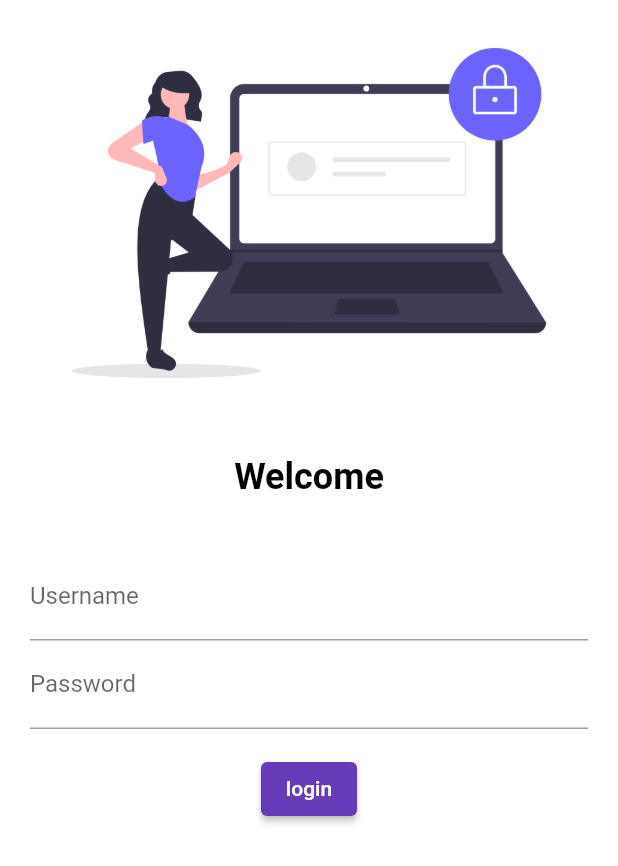
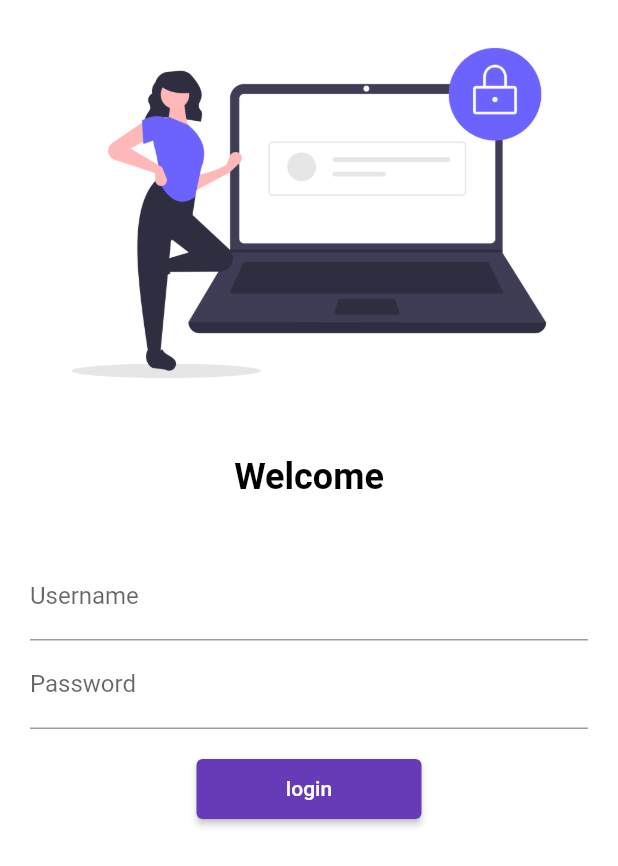
Before and after one commit to roshniverma21/Catalog_App_Flutter, a Flutter app: the screen it shows after launch, on a phone screen of 412 x 824 dp. Shown: the top 866 px of the screen. Run offline on Flutter 3.47's test engine with Material 2 defaults, Android fonts, the phone set to English and light mode, and no system bars; our stand-ins replace google_fonts.

Commit message:
[Roshni] Responsivenes and Navigator

```diff
--- a/lib/main.dart
+++ b/lib/main.dart
@@ -1,6 +1,7 @@
 import 'package:flutter/material.dart';
 import 'package:flutter_application_1/pages/home_page.dart';
 import 'package:flutter_application_1/pages/login_page.dart';
+import 'package:flutter_application_1/utils/routes.dart';
 import 'package:google_fonts/google_fonts.dart';
 
 void main() {
@@ -38,8 +39,8 @@ class MyApp extends StatelessWidget {
       // },
       initialRoute: "/login",
       routes: {
-        "/": (context) => const HomePage(),
-        "/login": (context) => const LoginPage()
+        MyRoute.homeRoute: (context) => const HomePage(),
+        MyRoute.loginRoute: (context) => const LoginPage()
       },
     );
   }
--- a/lib/pages/login_page.dart
+++ b/lib/pages/login_page.dart
@@ -1,4 +1,5 @@
 import 'package:flutter/material.dart';
+import 'package:flutter_application_1/utils/routes.dart';
 
 class LoginPage extends StatelessWidget {
   const LoginPage({super.key});
@@ -15,6 +16,7 @@ class LoginPage extends StatelessWidget {
       //     textScaleFactor: 2.0,//to increase the text size by double
       // ),
       color: Colors.white,
+      child: SingleChildScrollView(
         child: Column(
           children: [
             Image.asset("assets/images/login_page.png", fit: BoxFit.cover),
@@ -39,7 +41,8 @@ class LoginPage extends StatelessWidget {
             const SizedBox(height: 20),
 
             Padding(
-            padding: const EdgeInsets.symmetric(vertical: 16.0, horizontal: 20),
+              padding:
+                  const EdgeInsets.symmetric(vertical: 16.0, horizontal: 20),
               child: Column(children: [
                 TextFormField(
                   decoration: const InputDecoration(
@@ -55,12 +58,14 @@ class LoginPage extends StatelessWidget {
 
             ElevatedButton(
               child: Text("login"),
-            style: TextButton.styleFrom(),
+              style: TextButton.styleFrom(minimumSize: Size(150, 40)),
               onPressed: () {
+                Navigator.pushNamed(context, MyRoute.homeRoute);
               },
             )
           ],
         ),
+      ),
     );
   }
 }
--- /dev/null
+++ b/lib/utils/routes.dart
@@ -0,0 +1,7 @@
+class MyRoute {
+  static String loginRoute =
+      "/login"; //static is whose object is made once or iska object banane ki zarurat nhi toh hum har bar object banate hai toh memory use hoti hai yaha sirf ek hi bar memory use hogi
+  static String homeRoute =
+      "/home";
+
+}
```
Lines whose indentation alone changed are shown as unchanged.
